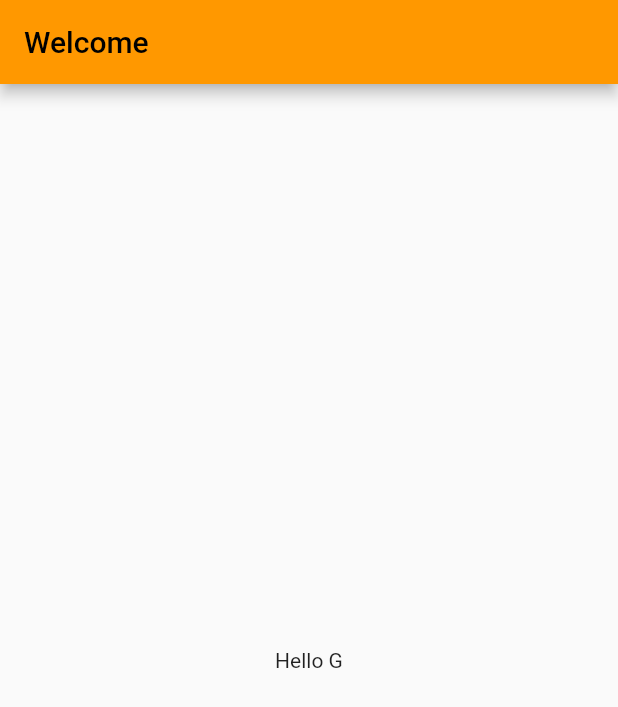
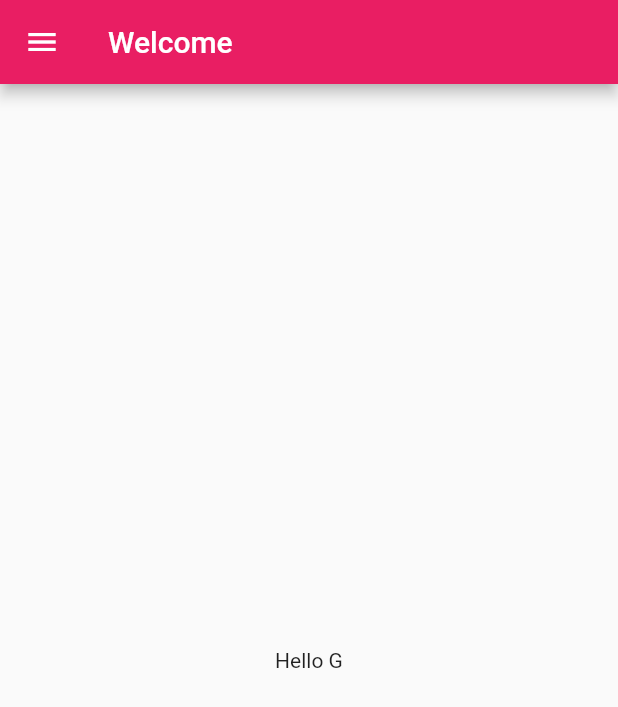
Before and after one commit to RufaeelAsad/flutterTesting, a Flutter app: the screen it shows after launch, on a phone screen of 412 x 824 dp. Shown: the top 707 px of the screen. Run offline on Flutter 3.47's test engine with Material 2 defaults, Android fonts, the phone set to English and light mode, and no system bars.

Commit message:
new change

```diff
--- a/lib/home.dart
+++ b/lib/home.dart
@@ -8,6 +8,11 @@ class MyHomePage extends StatelessWidget {
 
       appBar: AppBar(
         title: Text('Welcome'),
+        leading: IconButton(
+          icon: Icon(Icons.menu),
+          onPressed: () {},
+
+        ),
       ),
 
       body: Center(
--- a/lib/main.dart
+++ b/lib/main.dart
@@ -11,7 +11,7 @@ class MyApp extends StatelessWidget {
   Widget build(BuildContext context) {
     return MaterialApp(
       theme: ThemeData(
-        primarySwatch: Colors.orange
+        primarySwatch: Colors.pink
       ),
 
       home: MyHomePage(),
```
